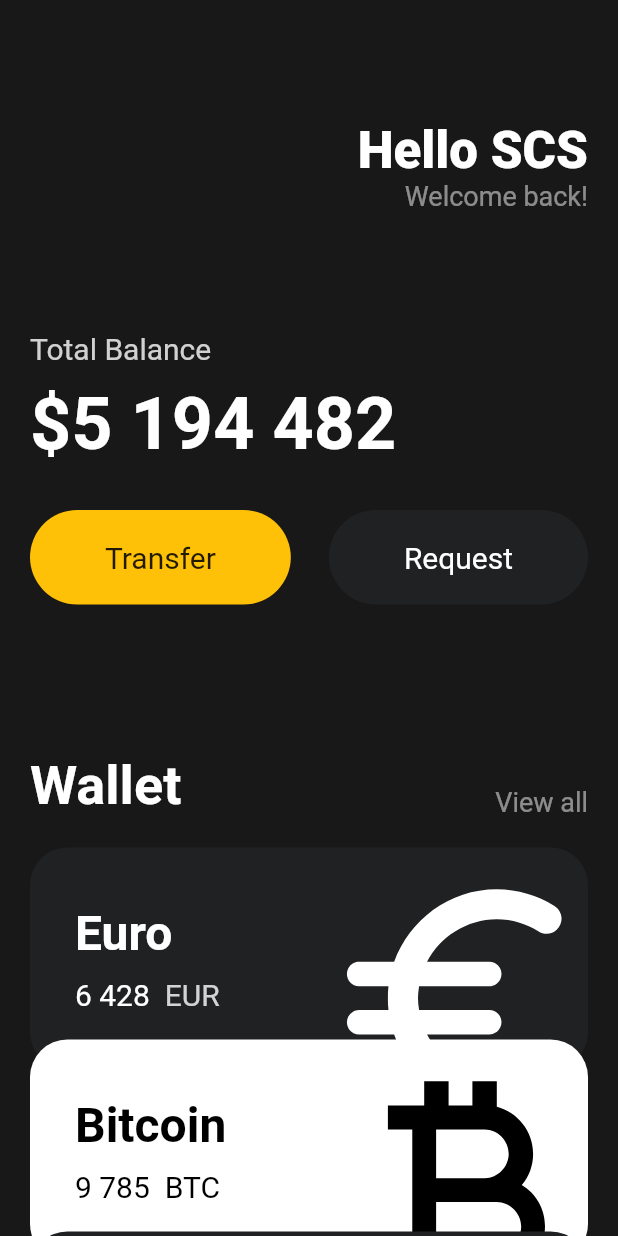
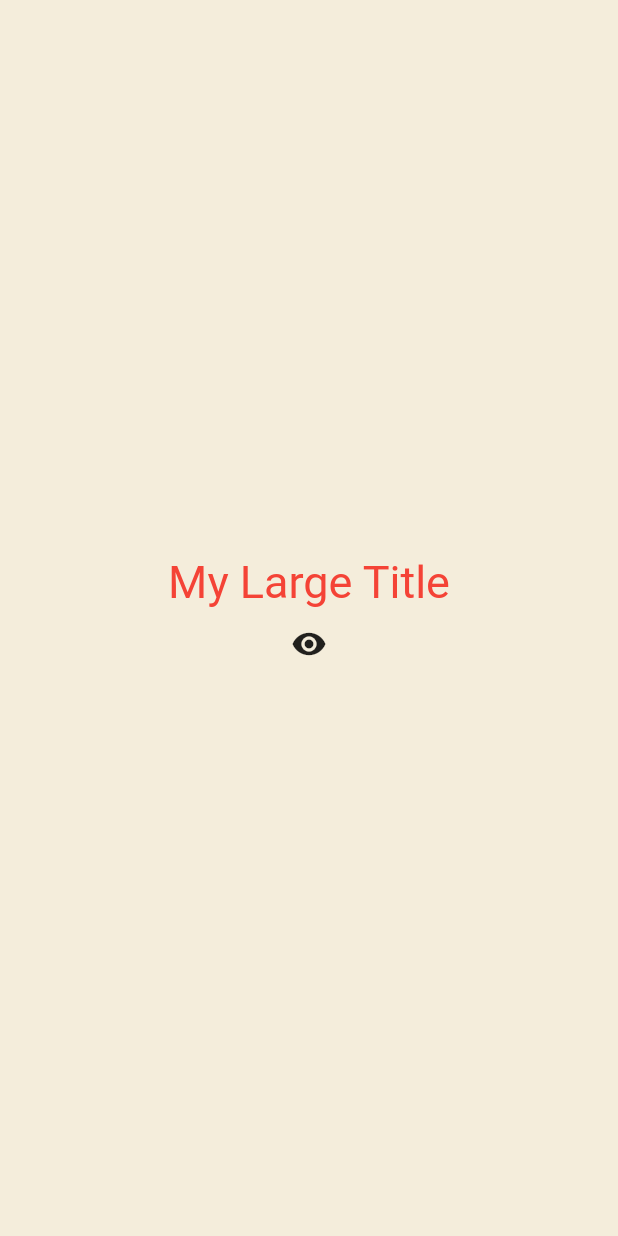
Before and after one commit to scs0209/flutter-ui-challenge, a Flutter app: the screen it shows after launch, on a phone screen of 412 x 824 dp. Run offline on Flutter 3.47's test engine with Material 2 defaults, Android fonts, the phone set to English and light mode, and no system bars.

Commit message:
feat: context, initState, StatefulWidget, dispose에 대해서 알아봄

```diff
--- a/lib/main.dart
+++ b/lib/main.dart
@@ -1,149 +1,86 @@
 import 'package:flutter/material.dart';
-import 'package:toonflix/widgets/button.dart';
-import 'package:toonflix/widgets/currency_card.dart';
 
 void main() {
   runApp(const App());
 }
 
-class App extends StatelessWidget {
+class App extends StatefulWidget {
   const App({super.key});
+
+  @override
+  State<App> createState() => _AppState();
+}
+
+class _AppState extends State<App> {
+  bool showTitle = true;
+
+  void toggleTitle() {
+    setState(() {
+      showTitle = !showTitle;
+    });
+  }
 
   @override
   Widget build(BuildContext context) {
     return MaterialApp(
+      theme: ThemeData(
+        textTheme: const TextTheme(
+          titleLarge: TextStyle(
+            color: Colors.red,
+          ),
+        ),
+      ),
       home: Scaffold(
-        backgroundColor: const Color(0XFF181818),
-        body: SingleChildScrollView(
-          child: Padding(
-            padding: const EdgeInsets.symmetric(
-              horizontal: 20,
-            ),
-            child: Column(
-              crossAxisAlignment: CrossAxisAlignment.start,
-              children: [
-                const SizedBox(
-                  height: 80,
-                ),
-                Row(
-                  mainAxisAlignment: MainAxisAlignment.end,
-                  children: [
-                    Column(
-                      crossAxisAlignment: CrossAxisAlignment.end,
-                      children: [
-                        const Text('Hello SCS',
-                            style: TextStyle(
-                                color: Colors.white,
-                                fontSize: 34,
-                                fontWeight: FontWeight.w800)),
-                        Text(
-                          'Welcome back!',
-                          style: TextStyle(
-                            color: Colors.white.withOpacity(0.5),
-                            fontSize: 18,
-                          ),
-                        ),
-                      ],
-                    )
-                  ],
-                ),
-                const SizedBox(
-                  height: 80,
-                ),
-                Text(
-                  'Total Balance',
-                  style: TextStyle(
-                    color: Colors.white.withOpacity(0.8),
-                    fontSize: 20,
-                  ),
-                ),
-                const SizedBox(
-                  height: 10,
-                ),
-                const Text(
-                  '\$5 194 482',
-                  style: TextStyle(
-                    color: Colors.white,
-                    fontSize: 48,
-                    fontWeight: FontWeight.w600,
-                  ),
-                ),
-                const SizedBox(
-                  height: 30,
-                ),
-                const Row(
-                  mainAxisAlignment: MainAxisAlignment.spaceBetween,
-                  children: [
-                    MyButton(
-                      text: 'Transfer',
-                      bgColor: Colors.amber,
-                    ),
-                    MyButton(
-                      text: 'Request',
-                      bgColor: Color(0XFF1F2123),
-                      textColor: Colors.white,
-                    )
-                  ],
-                ),
-                const SizedBox(
-                  height: 100,
-                ),
-                Row(
-                  crossAxisAlignment: CrossAxisAlignment.end,
-                  mainAxisAlignment: MainAxisAlignment.spaceBetween,
-                  children: [
-                    const Text(
-                      'Wallet',
-                      style: TextStyle(
-                        color: Colors.white,
-                        fontSize: 36,
-                        fontWeight: FontWeight.w600,
-                      ),
-                    ),
-                    Text(
-                      'View all',
-                      style: TextStyle(
-                        color: Colors.white.withOpacity(0.5),
-                        fontSize: 18,
-                      ),
-                    )
-                  ],
-                ),
-                const SizedBox(
-                  height: 20,
-                ),
-                const CurrencyCard(
-                  name: 'Euro',
-                  code: 'EUR',
-                  amount: '6 428',
-                  icon: Icons.euro_rounded,
-                  inverted: false,
-                  dx: 0,
-                  dy: 0,
-                ),
-                const CurrencyCard(
-                  name: 'Bitcoin',
-                  code: 'BTC',
-                  amount: '9 785',
-                  icon: Icons.currency_bitcoin,
-                  inverted: true,
-                  dx: 0,
-                  dy: -20,
-                ),
-                const CurrencyCard(
-                  name: 'Dollar',
-                  code: 'USD',
-                  amount: '428',
-                  icon: Icons.attach_money_outlined,
-                  inverted: false,
-                  dx: 0,
-                  dy: -40,
-                ),
-              ],
-            ),
+        backgroundColor: const Color(0xFFF4EDDB),
+        body: Center(
+          child: Column(
+            mainAxisAlignment: MainAxisAlignment.center,
+            children: [
+              showTitle ? const MyLargeTitle() : const Text('nothing to see.'),
+              IconButton(
+                  onPressed: toggleTitle,
+                  icon: const Icon(Icons.remove_red_eye))
+            ],
           ),
         ),
       ),
     );
   }
 }
+
+class MyLargeTitle extends StatefulWidget {
+  const MyLargeTitle({
+    super.key,
+  });
+
+  @override
+  State<MyLargeTitle> createState() => _MyLargeTitleState();
+}
+
+class _MyLargeTitleState extends State<MyLargeTitle> {
+  int count = 0;
+
+  @override
+  void initState() {
+    super.initState();
+    print('initState');
+  }
+
+  @override
+  void dispose() {
+    super.dispose();
+    print('dispose');
+  }
+
+  @override
+  Widget build(BuildContext context) {
+    print('build');
+    return Text(
+      'My Large Title',
+      style: TextStyle(
+        fontSize: 30,
+        color: Theme.of(context).textTheme.titleLarge!.color,
+      ),
+    );
+  }
+}
```
Also changed, not shown: lib/main3.dart (added, +149 -0 lines), 1 other file.
